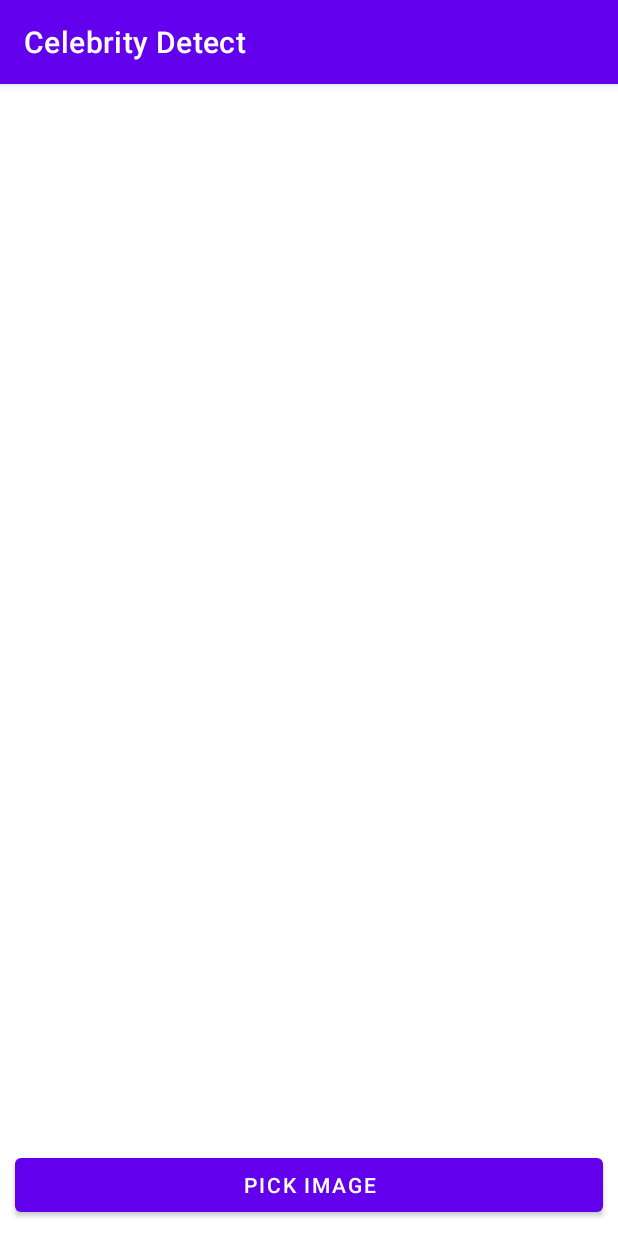
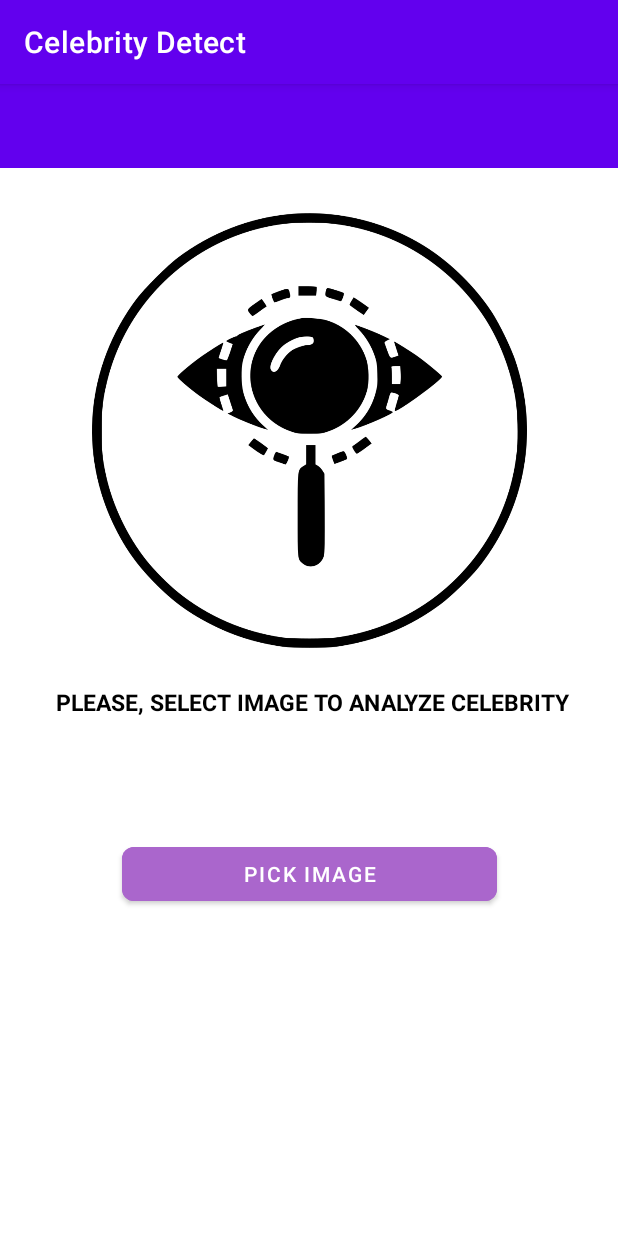
Before and after one commit to lintonjr/EldsHandsOn, an Android app: the CelebrityActivity screen opened directly, with no data from a screen before it, on a phone screen of 412 x 824 dp. Run offline under Robolectric (Android 15) with nearby library versions, the phone set to English and light mode, and no system bars; libraries missing offline, so code that uses them is left out: dmax.dialog, edmt.dev.edmtdevcognitivevision; pictures from the network do not load; Roboto replaces fonts that are not available here.

Commit message:
Improve CelebrityActivity layout
Signed-off-by: William Robert <william.almeidarobert@gmail.com>

```diff
--- a/app/src/main/res/layout/activity_celebrity.xml
+++ b/app/src/main/res/layout/activity_celebrity.xml
@@ -1,33 +1,61 @@
 <?xml version="1.0" encoding="utf-8"?>
-<RelativeLayout xmlns:android="http://schemas.android.com/apk/res/android"
+<androidx.constraintlayout.widget.ConstraintLayout xmlns:android="http://schemas.android.com/apk/res/android"
     xmlns:app="http://schemas.android.com/apk/res-auto"
     xmlns:tools="http://schemas.android.com/tools"
     android:layout_width="match_parent"
     android:layout_height="match_parent"
     tools:context=".CelebrityActivity">
 
+    <androidx.appcompat.widget.Toolbar
+        android:id="@+id/toolbar"
+        android:layout_width="match_parent"
+        android:layout_height="wrap_content"
+        android:background="?attr/colorPrimary"
+        android:minHeight="?attr/actionBarSize"
+        android:theme="?attr/actionBarTheme"
+        app:layout_constraintTop_toTopOf="parent" />
+
     <ImageView
         android:id="@+id/img_v"
-        android:layout_width="match_parent"
-        android:layout_height="350dp" />
-
+        android:layout_width="382dp"
+        android:layout_height="290dp"
+        android:layout_marginTop="30dp"
+        android:src="@drawable/image_preview"
+        app:layout_constraintStart_toStartOf="parent"
+        app:layout_constraintEnd_toEndOf="parent"
+        app:layout_constraintTop_toBottomOf="@id/toolbar"
+        />
 
     <TextView
         android:id="@+id/txt_desc"
-        android:layout_marginStart="5dp"
         android:layout_width="wrap_content"
         android:layout_height="wrap_content"
-        android:text=""
-        android:textSize="40sp"
+        android:layout_marginStart="5dp"
+        android:text="Please, Select image to analyze celebrity"
+        android:textSize="15sp"
         android:textStyle="bold"
-        android:layout_above="@id/btn_detect"/>
+        android:textAllCaps="true"
+        android:textColor="@color/black"
+        app:layout_constraintStart_toStartOf="parent"
+        app:layout_constraintEnd_toEndOf="parent"
+        app:layout_constraintTop_toBottomOf="@+id/img_v"
+        android:layout_marginTop="25dp"
+        />
 
-    <Button
+    <com.google.android.material.button.MaterialButton
         android:id="@+id/btn_detect"
-        android:text="PICK IMAGE"
-        android:layout_margin="10dp"
-        android:layout_alignParentBottom="true"
-        android:layout_width="match_parent"
-        android:layout_height="wrap_content" />
+        android:layout_width="250dp"
+        android:layout_height="wrap_content"
+        android:layout_marginStart="10dp"
+        android:layout_marginTop="80dp"
+        android:layout_marginEnd="10dp"
+        android:layout_marginBottom="10dp"
+        android:backgroundTint="@android:color/holo_purple"
+        app:cornerRadius="8dp"
+        android:text="Pick Image"
+        app:layout_constraintStart_toStartOf="parent"
+        app:layout_constraintEnd_toEndOf="parent"
+        app:layout_constraintTop_toBottomOf="@+id/txt_desc"
+        />
 
-</RelativeLayout>
+</androidx.constraintlayout.widget.ConstraintLayout>
```
